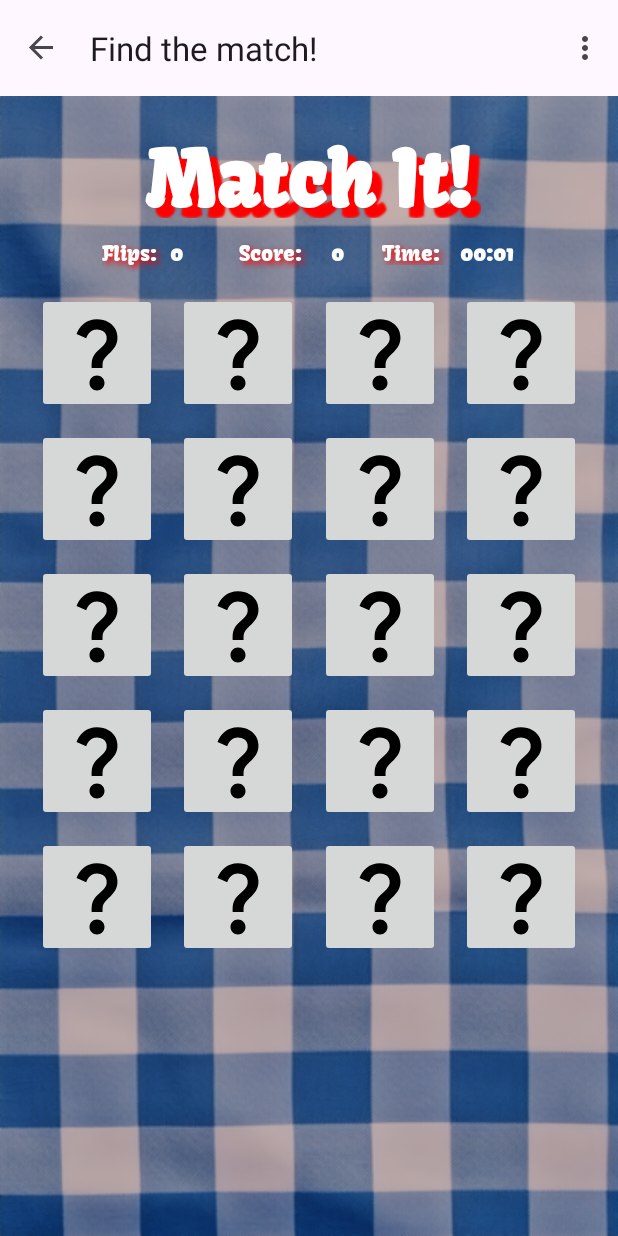
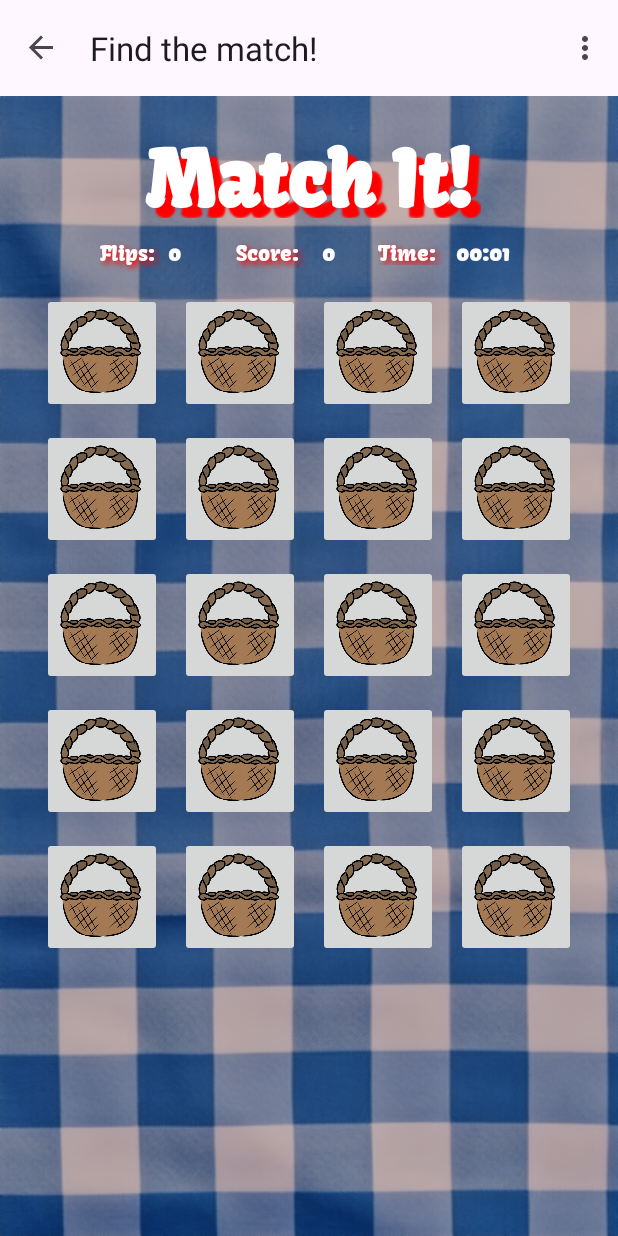
Before and after one commit to DezJukes/MatchingGame, an Android app: the SecondFragment screen opened through its navigation route, on a phone screen of 412 x 824 dp. Run offline under Robolectric (Android 15) with nearby library versions, the phone set to English and light mode, and no system bars; our stand-ins replace navigation-ui.

Commit message:
added deduction points

```diff
--- a/app/src/main/java/com/example/matchinggamebeta/SecondFragment.kt
+++ b/app/src/main/java/com/example/matchinggamebeta/SecondFragment.kt
@@ -64,10 +64,10 @@ class SecondFragment : Fragment() {
         )
 
         val images = mutableListOf(
-            R.drawable.apple, R.drawable.avocado, R.drawable.banana,
-            R.drawable.cherry, R.drawable.eggplant, R.drawable.grape,
-            R.drawable.orange, R.drawable.pineapple, R.drawable.strawberry,
-            R.drawable.watermelon)
+            R.drawable.card_apple, R.drawable.card_avocado, R.drawable.card_banana,
+            R.drawable.card_cherry, R.drawable.card_mango, R.drawable.card_grape,
+            R.drawable.card_orange, R.drawable.card_pineapple, R.drawable.card_strawberry,
+            R.drawable.card_watermelon)
 
         images.addAll(images)
         images.shuffle()
@@ -94,7 +94,7 @@ class SecondFragment : Fragment() {
     private fun updateViews() {
         cards.forEachIndexed { index, card ->
             val button = buttons[index]
-            button.setImageResource(if (card.isFaceUp) card.identifier else R.drawable.question_mark)
+            button.setImageResource(if (card.isFaceUp) card.identifier else R.drawable.back_basket)
         }
     }
 
@@ -132,6 +132,9 @@ class SecondFragment : Fragment() {
             matchedCardCount += 2
         } else {
             // If the cards don't match, flip them back after a short delay
+            score -= 2
+            if (score < 0) score = 0
+            binding.textScoreCounter.text = "$score"
             val handler = Handler(Looper.getMainLooper())
             handler.postDelayed({
                 cards[position1].isFaceUp = false
--- a/app/src/main/res/layout/fragment_second.xml
+++ b/app/src/main/res/layout/fragment_second.xml
@@ -17,7 +17,7 @@
             android:layout_width="wrap_content"
             android:layout_height="wrap_content"
             android:orientation="vertical"
-            app:layout_constraintGuide_percent="0.51" />
+            app:layout_constraintGuide_percent="0.5" />
 
         <TextView
             android:id="@+id/textview_second"
@@ -89,7 +89,7 @@
             android:id="@+id/textScoreCounter"
             android:layout_width="wrap_content"
             android:layout_height="wrap_content"
-            android:layout_marginStart="8dp"
+            android:layout_marginStart="4dp"
             android:layout_marginTop="12dp"
             android:fontFamily="@font/kavoonregular"
             android:text="0"
@@ -133,18 +133,19 @@
             android:layout_width="wrap_content"
             android:layout_height="wrap_content"
             android:orientation="horizontal"
-            app:layout_constraintGuide_percent="0.13" />
+            app:layout_constraintGuide_percent="0.5" />
 
         <ImageButton
             android:id="@+id/imageButton3"
             android:layout_width="80dp"
             android:layout_height="80dp"
-            android:layout_marginStart="5dp"
+            android:layout_marginStart="0dp"
             android:layout_marginTop="50dp"
-            android:layout_marginEnd="5dp"
+            android:layout_marginEnd="0dp"
             android:layout_marginBottom="5dp"
             android:scaleType="centerCrop"
-            android:src="@drawable/question_mark"
+            android:src="@drawable/back_basket"
+            app:layout_constraintDimensionRatio="1:1"
             app:layout_constraintBottom_toTopOf="@+id/imageButton7"
             app:layout_constraintEnd_toStartOf="@id/imageButton4"
             app:layout_constraintHorizontal_bias="0.5"
@@ -155,12 +156,13 @@
             android:id="@+id/imageButton19"
             android:layout_width="80dp"
             android:layout_height="80dp"
-            android:layout_marginStart="5dp"
+            android:layout_marginStart="0dp"
             android:layout_marginTop="5dp"
-            android:layout_marginEnd="5dp"
+            android:layout_marginEnd="0dp"
             android:layout_marginBottom="5dp"
             android:scaleType="centerCrop"
-            android:src="@drawable/question_mark"
+            android:src="@drawable/back_basket"
+            app:layout_constraintDimensionRatio="1:1"
             app:layout_constraintBottom_toBottomOf="parent"
             app:layout_constraintEnd_toStartOf="@id/imageButton20"
             app:layout_constraintHorizontal_bias="0.5"
@@ -171,12 +173,13 @@
             android:id="@+id/imageButton4"
             android:layout_width="80dp"
             android:layout_height="80dp"
-            android:layout_marginStart="5dp"
+            android:layout_marginStart="0dp"
             android:layout_marginTop="50dp"
-            android:layout_marginEnd="5dp"
+            android:layout_marginEnd="0dp"
             android:layout_marginBottom="5dp"
             android:scaleType="centerCrop"
-            android:src="@drawable/question_mark"
+            android:src="@drawable/back_basket"
+            app:layout_constraintDimensionRatio="1:1"
             app:layout_constraintBottom_toTopOf="@+id/imageButton8"
             app:layout_constraintEnd_toEndOf="parent"
             app:layout_constraintHorizontal_bias="0.5"
@@ -187,12 +190,13 @@
             android:id="@+id/imageButton2"
             android:layout_width="80dp"
             android:layout_height="80dp"
-            android:layout_marginStart="5dp"
+            android:layout_marginStart="0dp"
             android:layout_marginTop="50dp"
-            android:layout_marginEnd="5dp"
+            android:layout_marginEnd="0dp"
             android:layout_marginBottom="5dp"
             android:scaleType="centerCrop"
-            android:src="@drawable/question_mark"
+            android:src="@drawable/back_basket"
+            app:layout_constraintDimensionRatio="1:1"
             app:layout_constraintBottom_toTopOf="@+id/imageButton6"
             app:layout_constraintEnd_toStartOf="@id/imageButton3"
             app:layout_constraintHorizontal_bias="0.5"
@@ -203,13 +207,14 @@
             android:id="@+id/imageButton1"
             android:layout_width="80dp"
             android:layout_height="80dp"
-            android:layout_marginStart="5dp"
+            android:layout_marginStart="0dp"
             android:layout_marginTop="50dp"
-            android:layout_marginEnd="5dp"
+            android:layout_marginEnd="0dp"
             android:layout_marginBottom="5dp"
             android:scaleType="centerCrop"
-            android:src="@drawable/question_mark"
+            android:src="@drawable/back_basket"
             app:layout_constraintBottom_toTopOf="@+id/imageButton5"
+            app:layout_constraintDimensionRatio="1:1"
             app:layout_constraintEnd_toStartOf="@id/imageButton2"
             app:layout_constraintHorizontal_bias="0.5"
             app:layout_constraintStart_toStartOf="parent"
@@ -219,12 +224,13 @@
             android:id="@+id/imageButton6"
             android:layout_width="80dp"
             android:layout_height="80dp"
-            android:layout_marginStart="5dp"
+            android:layout_marginStart="0dp"
             android:layout_marginTop="5dp"
-            android:layout_marginEnd="5dp"
+            android:layout_marginEnd="0dp"
             android:layout_marginBottom="5dp"
             android:scaleType="centerCrop"
-            android:src="@drawable/question_mark"
+            android:src="@drawable/back_basket"
+            app:layout_constraintDimensionRatio="1:1"
             app:layout_constraintBottom_toTopOf="@+id/imageButton10"
             app:layout_constraintEnd_toStartOf="@id/imageButton7"
             app:layout_constraintHorizontal_bias="0.5"
@@ -235,12 +241,13 @@
             android:id="@+id/imageButton7"
             android:layout_width="80dp"
             android:layout_height="80dp"
-            android:layout_marginStart="5dp"
+            android:layout_marginStart="0dp"
             android:layout_marginTop="5dp"
-            android:layout_marginEnd="5dp"
+            android:layout_marginEnd="0dp"
             android:layout_marginBottom="5dp"
             android:scaleType="centerCrop"
-            android:src="@drawable/question_mark"
+            android:src="@drawable/back_basket"
+            app:layout_constraintDimensionRatio="1:1"
             app:layout_constraintBottom_toTopOf="@+id/imageButton11"
             app:layout_constraintEnd_toStartOf="@id/imageButton8"
             app:layout_constraintHorizontal_bias="0.5"
@@ -251,12 +258,13 @@
             android:id="@+id/imageButton8"
             android:layout_width="80dp"
             android:layout_height="80dp"
-            android:layout_marginStart="5dp"
+            android:layout_marginStart="0dp"
             android:layout_marginTop="5dp"
-            android:layout_marginEnd="5dp"
+            android:layout_marginEnd="0dp"
             android:layout_marginBottom="5dp"
             android:scaleType="centerCrop"
-            android:src="@drawable/question_mark"
+            android:src="@drawable/back_basket"
+            app:layout_constraintDimensionRatio="1:1"
             app:layout_constraintBottom_toTopOf="@+id/imageButton12"
             app:layout_constraintEnd_toEndOf="parent"
             app:layout_constraintHorizontal_bias="0.5"
@@ -267,12 +275,13 @@
             android:id="@+id/imageButton9"
             android:layout_width="80dp"
             android:layout_height="80dp"
-            android:layout_marginStart="5dp"
+            android:layout_marginStart="0dp"
             android:layout_marginTop="5dp"
-            android:layout_marginEnd="5dp"
+            android:layout_marginEnd="0dp"
             android:layout_marginBottom="5dp"
             android:scaleType="centerCrop"
-            android:src="@drawable/question_mark"
+            android:src="@drawable/back_basket"
+            app:layout_constraintDimensionRatio="1:1"
             app:layout_constraintBottom_toTopOf="@+id/imageButton13"
             app:layout_constraintEnd_toStartOf="@id/imageButton10"
             app:layout_constraintHorizontal_bias="0.5"
@@ -283,12 +292,13 @@
             android:id="@+id/imageButton10"
             android:layout_width="80dp"
             android:layout_height="80dp"
-            android:layout_marginStart="5dp"
+            android:layout_marginStart="0dp"
             android:layout_marginTop="5dp"
-            android:layout_marginEnd="5dp"
+            android:layout_marginEnd="0dp"
             android:layout_marginBottom="5dp"
             android:scaleType="centerCrop"
-            android:src="@drawable/question_mark"
+            android:src="@drawable/back_basket"
+            app:layout_constraintDimensionRatio="1:1"
             app:layout_constraintBottom_toTopOf="@+id/imageButton14"
             app:layout_constraintEnd_toStartOf="@id/imageButton11"
             app:layout_constraintHorizontal_bias="0.5"
@@ -299,12 +309,13 @@
             android:id="@+id/imageButton11"
             android:layout_width="80dp"
             android:layout_height="80dp"
-            android:layout_marginStart="5dp"
+            android:layout_marginStart="0dp"
             android:layout_marginTop="5dp"
-            android:layout_marginEnd="5dp"
+            android:layout_marginEnd="0dp"
             android:layout_marginBottom="5dp"
             android:scaleType="centerCrop"
-            android:src="@drawable/question_mark"
+            android:src="@drawable/back_basket"
+            app:layout_constraintDimensionRatio="1:1"
             app:layout_constraintBottom_toTopOf="@+id/imageButton15"
             app:layout_constraintEnd_toStartOf="@id/imageButton12"
             app:layout_constraintHorizontal_bias="0.5"
@@ -315,12 +326,13 @@
             android:id="@+id/imageButton12"
             android:layout_width="80dp"
             android:layout_height="80dp"
-            android:layout_marginStart="5dp"
+            android:layout_marginStart="0dp"
             android:layout_marginTop="5dp"
-            android:layout_marginEnd="5dp"
+            android:layout_marginEnd="0dp"
             android:layout_marginBottom="5dp"
             android:scaleType="centerCrop"
-            android:src="@drawable/question_mark"
+            android:src="@drawable/back_basket"
+            app:layout_constraintDimensionRatio="1:1"
             app:layout_constraintBottom_toTopOf="@+id/imageButton16"
             app:layout_constraintEnd_toEndOf="parent"
             app:layout_constraintHorizontal_bias="0.5"
@@ -331,12 +343,13 @@
             android:id="@+id/imageButton13"
             android:layout_width="80dp"
             android:layout_height="80dp"
-            android:layout_marginStart="5dp"
+            android:layout_marginStart="0dp"
             android:layout_marginTop="5dp"
-            android:layout_marginEnd="5dp"
+            android:layout_marginEnd="0dp"
             android:layout_marginBottom="5dp"
             android:scaleType="centerCrop"
-            android:src="@drawable/question_mark"
+            android:src="@drawable/back_basket"
+            app:layout_constraintDimensionRatio="1:1"
             app:layout_constraintBottom_toTopOf="@+id/imageButton17"
             app:layout_constraintEnd_toStartOf="@id/imageButton14"
             app:layout_constraintHorizontal_bias="0.5"
@@ -347,12 +360,13 @@
             android:id="@+id/imageButton14"
             android:layout_width="80dp"
             android:layout_height="80dp"
-            android:layout_marginStart="5dp"
+            android:layout_marginStart="0dp"
             android:layout_marginTop="5dp"
-            android:layout_marginEnd="5dp"
+            android:layout_marginEnd="0dp"
             android:layout_marginBottom="5dp"
             android:scaleType="centerCrop"
-            android:src="@drawable/question_mark"
+            android:src="@drawable/back_basket"
+            app:layout_constraintDimensionRatio="1:1"
             app:layout_constraintBottom_toTopOf="@+id/imageButton18"
             app:layout_constraintEnd_toStartOf="@id/imageButton15"
             app:layout_constraintHorizontal_bias="0.5"
@@ -363,12 +377,13 @@
             android:id="@+id/imageButton15"
             android:layout_width="80dp"
             android:layout_height="80dp"
-            android:layout_marginStart="5dp"
+            android:layout_marginStart="0dp"
             android:layout_marginTop="5dp"
-            android:layout_marginEnd="5dp"
+            android:layout_marginEnd="0dp"
             android:layout_marginBottom="5dp"
             android:scaleType="centerCrop"
-            android:src="@drawable/question_mark"
+            android:src="@drawable/back_basket"
+            app:layout_constraintDimensionRatio="1:1"
             app:layout_constraintBottom_toTopOf="@+id/imageButton19"
             app:layout_constraintEnd_toStartOf="@id/imageButton16"
             app:layout_constraintHorizontal_bias="0.5"
@@ -379,12 +394,13 @@
             android:id="@+id/imageButton16"
             android:layout_width="80dp"
             android:layout_height="80dp"
-            android:layout_marginStart="5dp"
+            android:layout_marginStart="0dp"
             android:layout_marginTop="5dp"
-            android:layout_marginEnd="5dp"
+            android:layout_marginEnd="0dp"
             android:layout_marginBottom="5dp"
             android:scaleType="centerCrop"
-            android:src="@drawable/question_mark"
+            android:src="@drawable/back_basket"
+            app:layout_constraintDimensionRatio="1:1"
             app:layout_constraintBottom_toTopOf="@+id/imageButton20"
             app:layout_constraintEnd_toEndOf="parent"
             app:layout_constraintHorizontal_bias="0.5"
@@ -395,12 +411,13 @@
             android:id="@+id/imageButton17"
             android:layout_width="80dp"
             android:layout_height="80dp"
-            android:layout_marginStart="5dp"
+            android:layout_marginStart="0dp"
             android:layout_marginTop="5dp"
-            android:layout_marginEnd="5dp"
+            android:layout_marginEnd="0dp"
             android:layout_marginBottom="5dp"
             android:scaleType="centerCrop"
-            android:src="@drawable/question_mark"
+            android:src="@drawable/back_basket"
+            app:layout_constraintDimensionRatio="1:1"
             app:layout_constraintBottom_toBottomOf="parent"
             app:layout_constraintEnd_toStartOf="@id/imageButton18"
             app:layout_constraintHorizontal_bias="0.5"
@@ -411,12 +428,13 @@
             android:id="@+id/imageButton18"
             android:layout_width="80dp"
             android:layout_height="80dp"
-            android:layout_marginStart="5dp"
+            android:layout_marginStart="0dp"
             android:layout_marginTop="5dp"
-            android:layout_marginEnd="5dp"
+            android:layout_marginEnd="0dp"
             android:layout_marginBottom="5dp"
             android:scaleType="centerCrop"
-            android:src="@drawable/question_mark"
+            android:src="@drawable/back_basket"
+            app:layout_constraintDimensionRatio="1:1"
             app:layout_constraintBottom_toBottomOf="parent"
             app:layout_constraintEnd_toStartOf="@id/imageButton19"
             app:layout_constraintHorizontal_bias="0.5"
@@ -427,12 +445,13 @@
             android:id="@+id/imageButton5"
             android:layout_width="80dp"
             android:layout_height="80dp"
-            android:layout_marginStart="5dp"
+            android:layout_marginStart="0dp"
             android:layout_marginTop="5dp"
-            android:layout_marginEnd="5dp"
+            android:layout_marginEnd="0dp"
             android:layout_marginBottom="5dp"
             android:scaleType="centerCrop"
-            android:src="@drawable/question_mark"
+            android:src="@drawable/back_basket"
+            app:layout_constraintDimensionRatio="1:1"
             app:layout_constraintBottom_toTopOf="@+id/imageButton9"
             app:layout_constraintEnd_toStartOf="@id/imageButton6"
             app:layout_constraintHorizontal_bias="0.5"
@@ -443,12 +462,13 @@
             android:id="@+id/imageButton20"
             android:layout_width="80dp"
             android:layout_height="80dp"
-            android:layout_marginStart="5dp"
+            android:layout_marginStart="0dp"
             android:layout_marginTop="5dp"
-            android:layout_marginEnd="5dp"
+            android:layout_marginEnd="0dp"
             android:layout_marginBottom="5dp"
             android:scaleType="centerCrop"
-            android:src="@drawable/question_mark"
+            android:src="@drawable/back_basket"
+            app:layout_constraintDimensionRatio="1:1"
             app:layout_constraintBottom_toBottomOf="parent"
             app:layout_constraintEnd_toEndOf="parent"
             app:layout_constraintHorizontal_bias="0.5"
```
